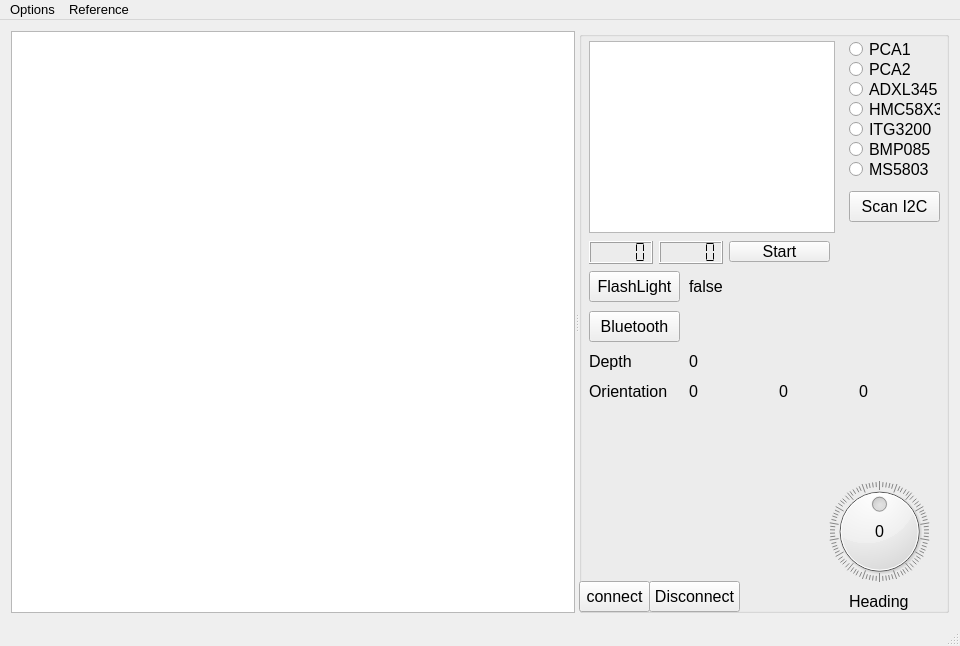
First picture: the form in mainwindow.ui, repository robocenter-rov/remote-control, before the edit.
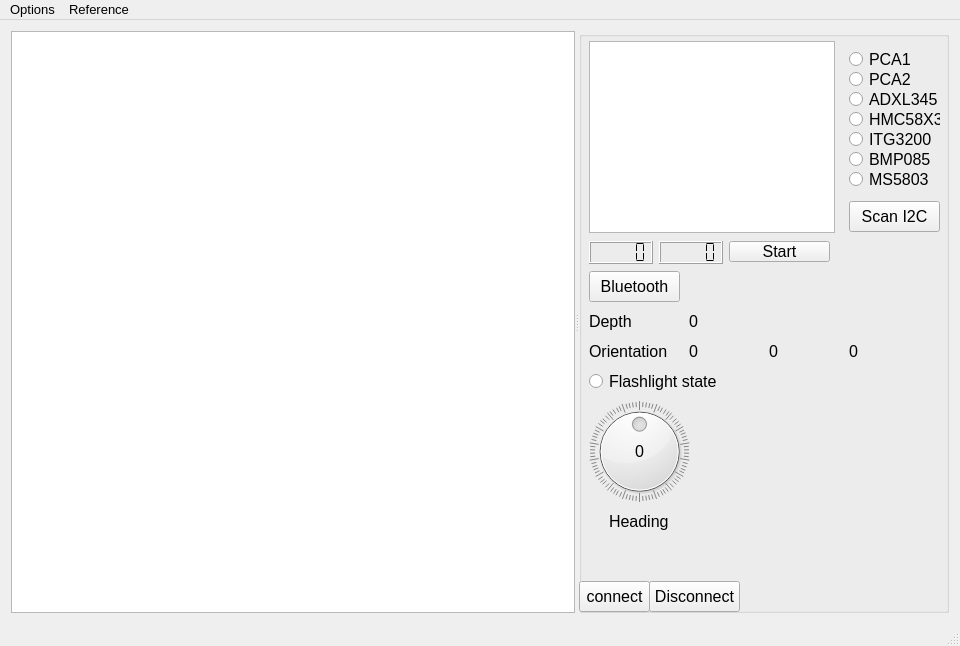
Second picture: the form after the edit.

Commit message: Remove flashlight button

The edit to the form file:
```diff
--- a/mainwindow.ui
+++ b/mainwindow.ui
@@ -175,32 +175,6 @@
          <enum>QLCDNumber::Flat</enum>
         </property>
        </widget>
-       <widget class="QPushButton" name="flashLightButton">
-        <property name="geometry">
-         <rect>
-          <x>10</x>
-          <y>240</y>
-          <width>91</width>
-          <height>31</height>
-         </rect>
-        </property>
-        <property name="text">
-         <string>FlashLight</string>
-        </property>
-       </widget>
-       <widget class="QLabel" name="flashLightLabel">
-        <property name="geometry">
-         <rect>
-          <x>110</x>
-          <y>240</y>
-          <width>81</width>
-          <height>31</height>
-         </rect>
-        </property>
-        <property name="text">
-         <string>false</string>
-        </property>
-       </widget>
        <widget class="QPushButton" name="connectButton">
         <property name="geometry">
          <rect>
@@ -230,8 +204,8 @@
        <widget class="QDial" name="heading">
         <property name="geometry">
          <rect>
-          <x>250</x>
-          <y>450</y>
+          <x>10</x>
+          <y>370</y>
           <width>101</width>
           <height>101</height>
          </rect>
@@ -255,8 +229,8 @@
        <widget class="QLabel" name="headingLabel">
         <property name="geometry">
          <rect>
-          <x>280</x>
-          <y>490</y>
+          <x>40</x>
+          <y>410</y>
           <width>41</width>
           <height>21</height>
          </rect>
@@ -271,8 +245,8 @@
        <widget class="QLabel" name="headingTitleLabel">
         <property name="geometry">
          <rect>
-          <x>270</x>
-          <y>560</y>
+          <x>30</x>
+          <y>480</y>
           <width>61</width>
           <height>21</height>
          </rect>
@@ -285,7 +259,7 @@
         <property name="geometry">
          <rect>
           <x>270</x>
-          <y>10</y>
+          <y>20</y>
           <width>91</width>
           <height>17</height>
          </rect>
@@ -301,7 +275,7 @@
         <property name="geometry">
          <rect>
           <x>270</x>
-          <y>30</y>
+          <y>40</y>
           <width>91</width>
           <height>17</height>
          </rect>
@@ -317,7 +291,7 @@
         <property name="geometry">
          <rect>
           <x>270</x>
-          <y>50</y>
+          <y>60</y>
           <width>91</width>
           <height>17</height>
          </rect>
@@ -333,7 +307,7 @@
         <property name="geometry">
          <rect>
           <x>270</x>
-          <y>70</y>
+          <y>80</y>
           <width>91</width>
           <height>17</height>
          </rect>
@@ -349,7 +323,7 @@
         <property name="geometry">
          <rect>
           <x>270</x>
-          <y>90</y>
+          <y>100</y>
           <width>91</width>
           <height>17</height>
          </rect>
@@ -365,7 +339,7 @@
         <property name="geometry">
          <rect>
           <x>270</x>
-          <y>110</y>
+          <y>120</y>
           <width>91</width>
           <height>17</height>
          </rect>
@@ -381,7 +355,7 @@
         <property name="geometry">
          <rect>
           <x>270</x>
-          <y>130</y>
+          <y>140</y>
           <width>91</width>
           <height>17</height>
          </rect>
@@ -397,7 +371,7 @@
         <property name="geometry">
          <rect>
           <x>270</x>
-          <y>160</y>
+          <y>170</y>
           <width>91</width>
           <height>31</height>
          </rect>
@@ -410,7 +384,7 @@
         <property name="geometry">
          <rect>
           <x>10</x>
-          <y>280</y>
+          <y>240</y>
           <width>91</width>
           <height>31</height>
          </rect>
@@ -423,7 +397,7 @@
         <property name="geometry">
          <rect>
           <x>110</x>
-          <y>280</y>
+          <y>240</y>
           <width>151</width>
           <height>31</height>
          </rect>
@@ -436,7 +410,7 @@
         <property name="geometry">
          <rect>
           <x>10</x>
-          <y>320</y>
+          <y>280</y>
           <width>91</width>
           <height>21</height>
          </rect>
@@ -449,7 +423,7 @@
         <property name="geometry">
          <rect>
           <x>110</x>
-          <y>320</y>
+          <y>280</y>
           <width>91</width>
           <height>21</height>
          </rect>
@@ -462,7 +436,7 @@
         <property name="geometry">
          <rect>
           <x>10</x>
-          <y>350</y>
+          <y>310</y>
           <width>91</width>
           <height>21</height>
          </rect>
@@ -475,7 +449,7 @@
         <property name="geometry">
          <rect>
           <x>110</x>
-          <y>350</y>
+          <y>310</y>
           <width>71</width>
           <height>21</height>
          </rect>
@@ -487,8 +461,8 @@
        <widget class="QLabel" name="thetaLabel">
         <property name="geometry">
          <rect>
-          <x>200</x>
-          <y>350</y>
+          <x>190</x>
+          <y>310</y>
           <width>71</width>
           <height>21</height>
          </rect>
@@ -500,8 +474,8 @@
        <widget class="QLabel" name="phiLabel">
         <property name="geometry">
          <rect>
-          <x>280</x>
-          <y>350</y>
+          <x>270</x>
+          <y>310</y>
           <width>71</width>
           <height>21</height>
          </rect>
@@ -510,6 +484,22 @@
          <string>0</string>
         </property>
        </widget>
+       <widget class="QRadioButton" name="flashLightRadioButton">
+        <property name="geometry">
+         <rect>
+          <x>10</x>
+          <y>340</y>
+          <width>161</width>
+          <height>21</height>
+         </rect>
+        </property>
+        <property name="text">
+         <string>Flashlight state</string>
+        </property>
+        <property name="checkable">
+         <bool>false</bool>
+        </property>
+       </widget>
       </widget>
      </widget>
     </item>
```
The commit also changes 2 other files.
